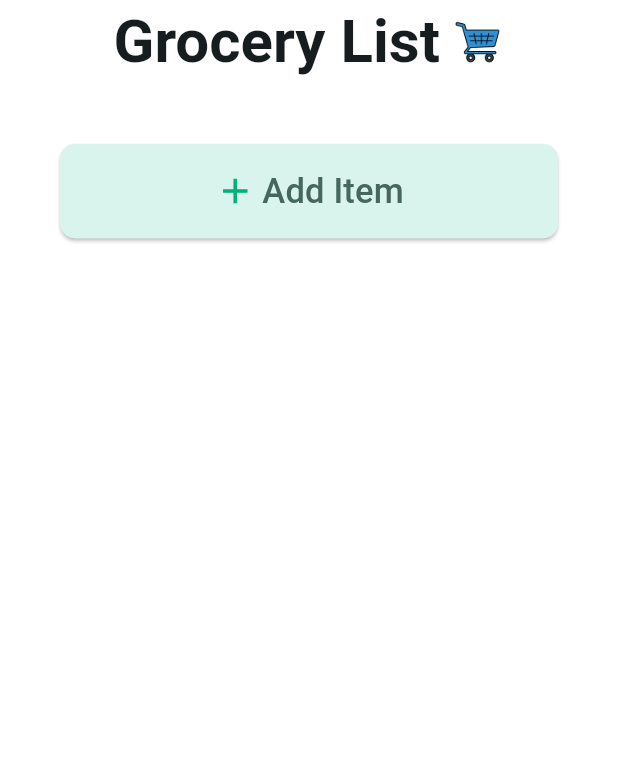
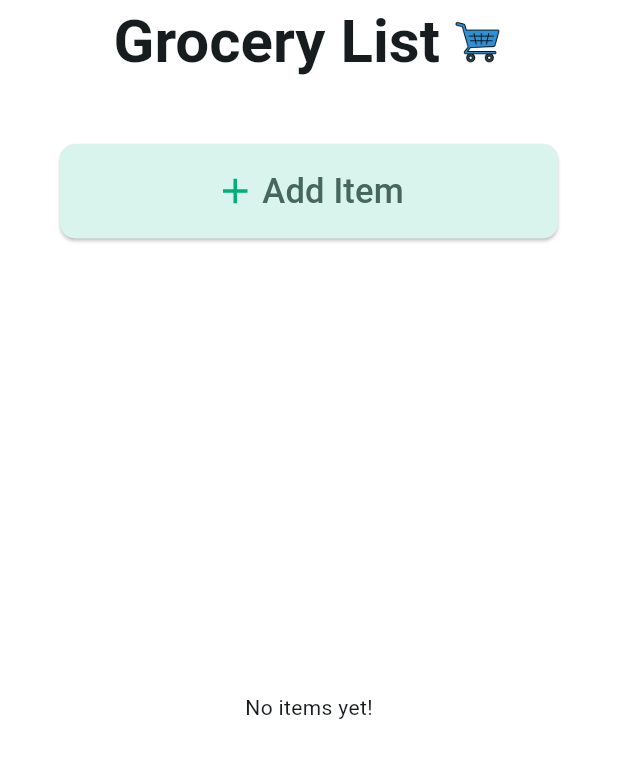
Before and after one commit to StoilTomanov/grocery-list, a Flutter app: the screen it shows after launch, on a phone screen of 412 x 824 dp. Shown: the top 758 px of the screen. Run offline on Flutter 3.47's test engine with Material 3 defaults, Android fonts, the phone set to English and light mode, and no system bars.

Commit message:
implement adding items and reomving them

```diff
--- /dev/null
+++ b/app/lib/models/grocery-tems.dart
@@ -0,0 +1,15 @@
+import 'package:flutter/material.dart';
+
+class GroceryItem {
+  final String name;
+  final String qty;
+  final String iconPath;
+  bool isDone;
+
+  GroceryItem({
+    required this.name,
+    required this.qty,
+    required this.iconPath,
+    required this.isDone,
+  });
+}
--- a/app/lib/models/item.dart
+++ /dev/null
@@ -1,9 +0,0 @@
-import 'package:flutter/material.dart';
-
-class Item {
-  final String name;
-  final Image icon;
-  bool isDone;
-
-  Item({required this.name, required this.icon, required this.isDone});
-}
--- a/app/pubspec.yaml
+++ b/app/pubspec.yaml
@@ -59,6 +59,8 @@ flutter:
   # To add assets to your application, add an assets section, like this:
   assets:
     - assets/icons/cart.png
+    - assets/icons/apples.png
+    - assets/icons/vegetables.png
 
   # An image asset can refer to one or more resolution-specific "variants", see
   # https://flutter.dev/to/resolution-aware-images
```
Also changed, not shown: app/lib/main.dart (+133 -3 lines).
